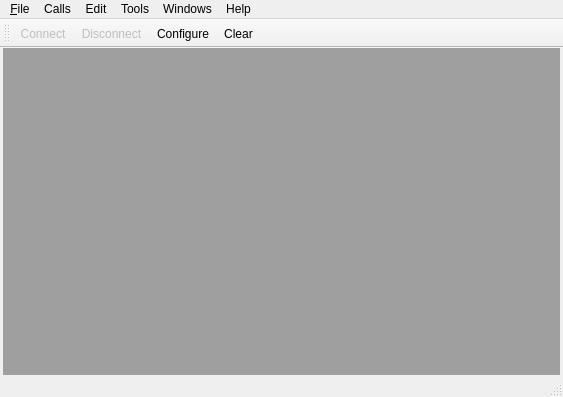
The window that src/mainwindow.ui (coolshou/qterminal) describes before a commit, drawn with Qt 5.
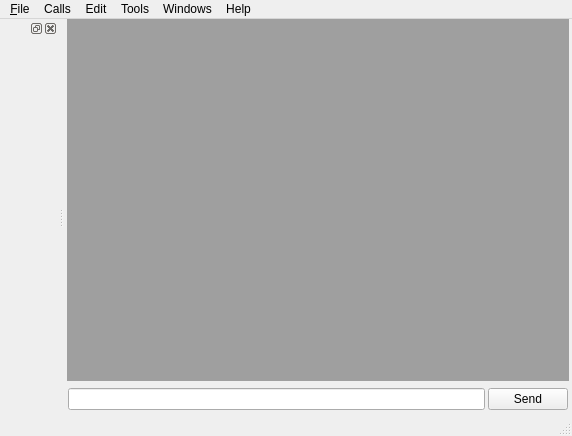
The same window after the commit. Icons and pictures are not drawn.

Patch:
```diff
--- a/src/mainwindow.ui
+++ b/src/mainwindow.ui
@@ -6,8 +6,8 @@
    <rect>
     <x>0</x>
     <y>0</y>
-    <width>563</width>
-    <height>397</height>
+    <width>572</width>
+    <height>436</height>
    </rect>
   </property>
   <property name="windowTitle">
@@ -18,7 +18,7 @@
     <normaloff>:/images/qtvt.png</normaloff>:/images/qtvt.png</iconset>
   </property>
   <widget class="QWidget" name="centralWidget">
-   <layout class="QVBoxLayout" name="verticalLayout">
+   <layout class="QVBoxLayout" name="verticalLayout" stretch="1,0">
     <property name="spacing">
      <number>3</number>
     </property>
@@ -62,6 +62,43 @@
       </property>
      </widget>
     </item>
+    <item>
+     <widget class="QWidget" name="widget" native="true">
+      <property name="minimumSize">
+       <size>
+        <width>0</width>
+        <height>30</height>
+       </size>
+      </property>
+      <layout class="QHBoxLayout" name="horizontalLayout" stretch="1,0">
+       <property name="spacing">
+        <number>3</number>
+       </property>
+       <property name="leftMargin">
+        <number>1</number>
+       </property>
+       <property name="topMargin">
+        <number>1</number>
+       </property>
+       <property name="rightMargin">
+        <number>1</number>
+       </property>
+       <property name="bottomMargin">
+        <number>1</number>
+       </property>
+       <item>
+        <widget class="QLineEdit" name="HistoryEdit"/>
+       </item>
+       <item>
+        <widget class="QPushButton" name="SendBtn">
+         <property name="text">
+          <string>Send</string>
+         </property>
+        </widget>
+       </item>
+      </layout>
+     </widget>
+    </item>
    </layout>
   </widget>
   <widget class="QMenuBar" name="menuBar">
@@ -69,7 +106,7 @@
     <rect>
      <x>0</x>
      <y>0</y>
-     <width>563</width>
+     <width>572</width>
      <height>23</height>
     </rect>
    </property>
@@ -126,23 +163,17 @@
    <addaction name="menuWindows"/>
    <addaction name="menuHelp"/>
   </widget>
-  <widget class="QToolBar" name="mainToolBar">
-   <attribute name="toolBarArea">
-    <enum>TopToolBarArea</enum>
-   </attribute>
-   <attribute name="toolBarBreak">
-    <bool>false</bool>
-   </attribute>
-   <addaction name="actionConnect"/>
-   <addaction name="actionDisconnect"/>
-   <addaction name="actionConfigure"/>
-   <addaction name="actionClear"/>
-  </widget>
   <widget class="QStatusBar" name="statusBar">
    <property name="autoFillBackground">
     <bool>false</bool>
    </property>
   </widget>
+  <widget class="QDockWidget" name="dockWidget">
+   <attribute name="dockWidgetArea">
+    <number>1</number>
+   </attribute>
+   <widget class="QWidget" name="dockWidgetContents"/>
+  </widget>
   <action name="actionAbout">
    <property name="text">
     <string>&amp;About</string>
```
Left out of the diff: 80 changed lines with no effect on the pictures.
